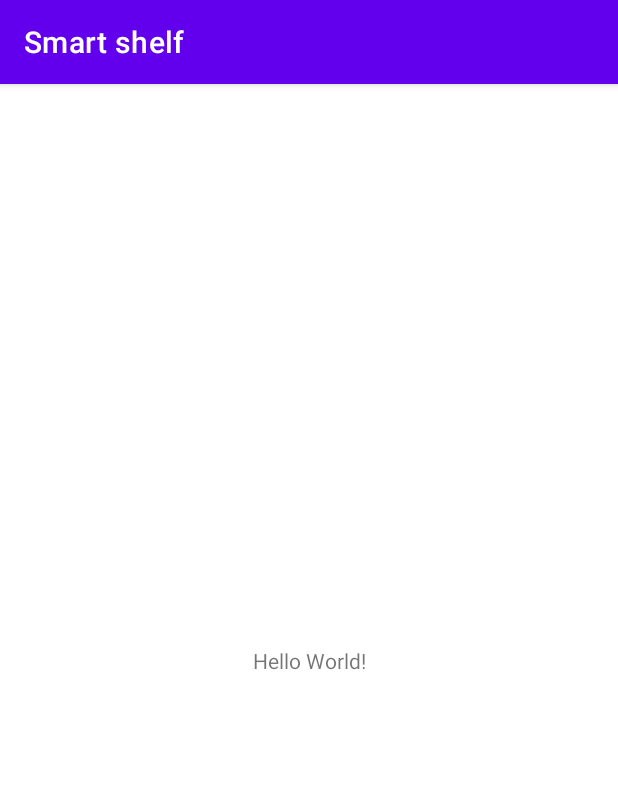
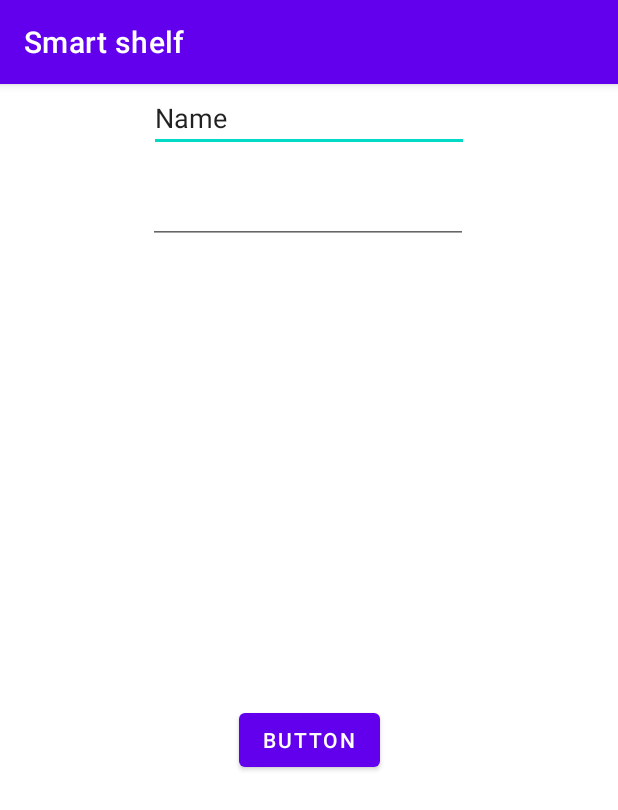
Before and after one commit to nicolasfara/smart-shelf-android, an Android app: the screen it shows after launch (MainActivity), on a phone screen of 412 x 824 dp. Shown: the top 810 px of the screen. Run offline under Robolectric (Android 15) with nearby library versions, the phone set to English and light mode, and no system bars; libraries missing offline, so code that uses them is left out: com.amplifyframework, com.amplifyframework.auth, com.amplifyframework.core; 2 statements that could not run were skipped.

Commit message:
feat: add login scaffolding

```diff
--- a/app/src/main/java/it/unibo/sc/MainActivity.kt
+++ b/app/src/main/java/it/unibo/sc/MainActivity.kt
@@ -4,20 +4,43 @@ import android.os.Bundle
 import android.util.Log
 import androidx.appcompat.app.AppCompatActivity
 import com.amplifyframework.AmplifyException
+import com.amplifyframework.auth.cognito.AWSCognitoAuthPlugin
 import com.amplifyframework.core.Amplify
+import it.unibo.sc.databinding.ActivityMainBinding
 
 /**
  * Main activity.
  */
 class MainActivity : AppCompatActivity() {
+    private lateinit var binding: ActivityMainBinding
+
     override fun onCreate(savedInstanceState: Bundle?) {
         super.onCreate(savedInstanceState)
-        setContentView(R.layout.activity_main)
+
+        binding = ActivityMainBinding.inflate(layoutInflater)
+        setContentView(binding.root)
+        val button = binding.loginButton
+
         try {
+            Amplify.addPlugin(AWSCognitoAuthPlugin())
             Amplify.configure(applicationContext)
             Log.i("MainActivity", "Initialized Amplify")
         } catch (error: AmplifyException) {
-            Log.e("MainActivity", "Could not inizialize AMplify", error)
+            Log.e("MainActivity", "Could not inizialize Amplify", error)
+        }
+
+        button.setOnClickListener {
+            Log.i("MainActivity", "CIAOO")
+            Amplify.Auth.signIn(binding.username.text.toString(), binding.password.text.toString(),
+                { result ->
+                    if (result.isSignInComplete) {
+                        Log.i("AuthQuickstart", "Sign in succeeded")
+                    } else {
+                        Log.i("AuthQuickstart", "Sign in not complete")
+                    }
+                },
+                { Log.e("AuthQuickstart", "Failed to sign in", it) }
+            )
         }
     }
 }
--- a/app/src/main/res/layout/activity_main.xml
+++ b/app/src/main/res/layout/activity_main.xml
@@ -6,13 +6,36 @@
     android:layout_height="match_parent"
     tools:context=".MainActivity">
 
-    <TextView
+    <EditText
+        android:id="@+id/username"
         android:layout_width="wrap_content"
         android:layout_height="wrap_content"
-        android:text="Hello World!"
-        app:layout_constraintBottom_toBottomOf="parent"
-        app:layout_constraintLeft_toLeftOf="parent"
-        app:layout_constraintRight_toRightOf="parent"
+        android:ems="10"
+        android:inputType="textPersonName"
+        android:text="Name"
+        app:layout_constraintEnd_toEndOf="parent"
+        app:layout_constraintStart_toStartOf="parent"
         app:layout_constraintTop_toTopOf="parent" />
 
+    <EditText
+        android:id="@+id/password"
+        android:layout_width="wrap_content"
+        android:layout_height="0dp"
+        android:layout_marginTop="16dp"
+        android:ems="10"
+        android:inputType="textPassword"
+        app:layout_constraintEnd_toEndOf="parent"
+        app:layout_constraintHorizontal_bias="0.497"
+        app:layout_constraintStart_toStartOf="parent"
+        app:layout_constraintTop_toBottomOf="@+id/username" />
+
+    <Button
+        android:id="@+id/loginButton"
+        android:layout_width="wrap_content"
+        android:layout_height="wrap_content"
+        android:text="Button"
+        app:layout_constraintBottom_toBottomOf="parent"
+        app:layout_constraintEnd_toEndOf="parent"
+        app:layout_constraintStart_toStartOf="parent"
+        app:layout_constraintTop_toBottomOf="@+id/password" />
 </androidx.constraintlayout.widget.ConstraintLayout>
```
Also changed, not shown: app/build.gradle.kts (+4 -3 lines).
